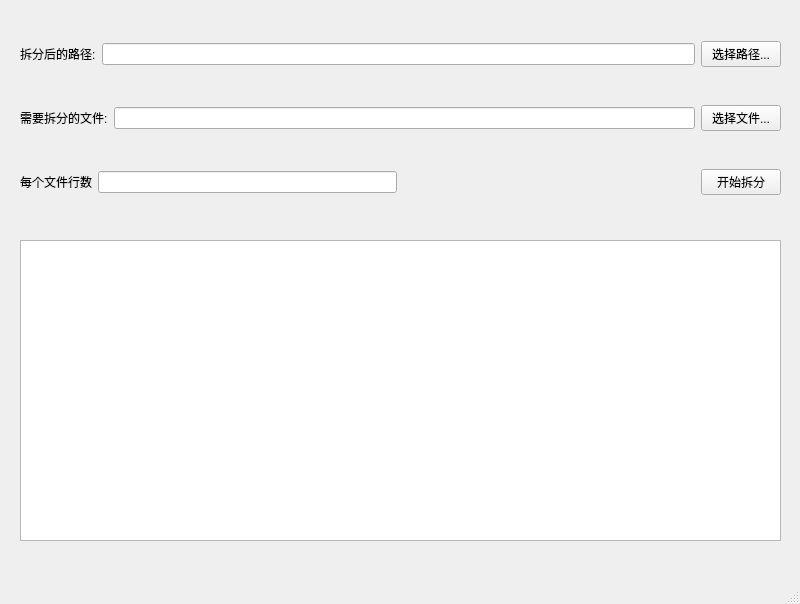
bobzengcool/FileSelect, file UI/FileSplitUi.ui: the form before one commit.
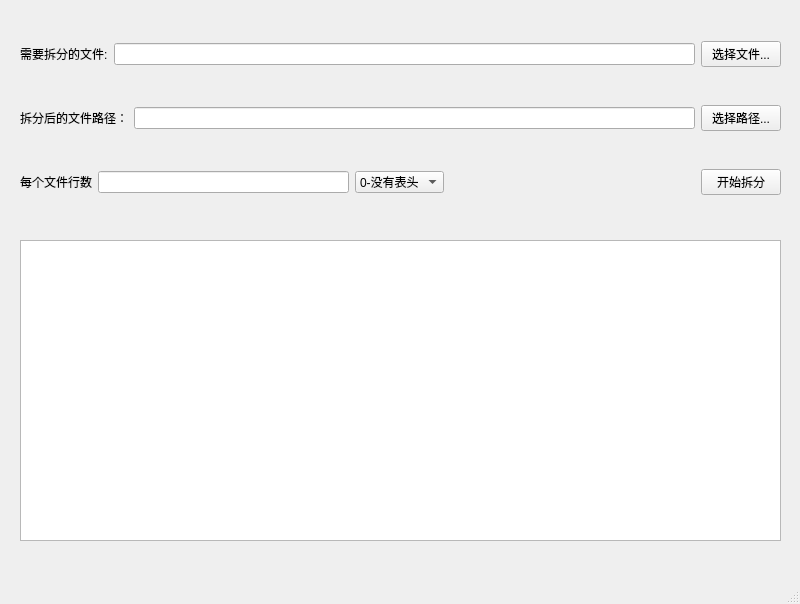
The form after the commit.

Patch:
```diff
--- a/UI/FileSplitUi.ui
+++ b/UI/FileSplitUi.ui
@@ -29,7 +29,7 @@
        <item>
         <widget class="QLabel" name="label_5">
          <property name="text">
-          <string>拆分后的路径:</string>
+          <string>需要拆分的文件:</string>
          </property>
         </widget>
        </item>
@@ -39,7 +39,7 @@
        <item>
         <widget class="QPushButton" name="pushButton_wenjian">
          <property name="text">
-          <string>选择路径...</string>
+          <string>选择文件...</string>
          </property>
         </widget>
        </item>
@@ -50,7 +50,7 @@
        <item>
         <widget class="QLabel" name="label_4">
          <property name="text">
-          <string>需要拆分的文件:</string>
+          <string>拆分后的文件路径：</string>
          </property>
         </widget>
        </item>
@@ -60,7 +60,7 @@
        <item>
         <widget class="QPushButton" name="pushButton_lujin">
          <property name="text">
-          <string>选择文件...</string>
+          <string>选择路径...</string>
          </property>
         </widget>
        </item>
@@ -78,6 +78,29 @@
        <item>
         <widget class="QLineEdit" name="lineEdit_hangshu"/>
        </item>
+       <item>
+        <widget class="QComboBox" name="ifHeadLine">
+         <property name="maxCount">
+          <number>10</number>
+         </property>
+         <property name="iconSize">
+          <size>
+           <width>20</width>
+           <height>16</height>
+          </size>
+         </property>
+         <item>
+          <property name="text">
+           <string>0-没有表头</string>
+          </property>
+         </item>
+         <item>
+          <property name="text">
+           <string>1-有表头</string>
+          </property>
+         </item>
+        </widget>
+       </item>
        <item>
         <spacer name="horizontalSpacer">
          <property name="orientation">
```
